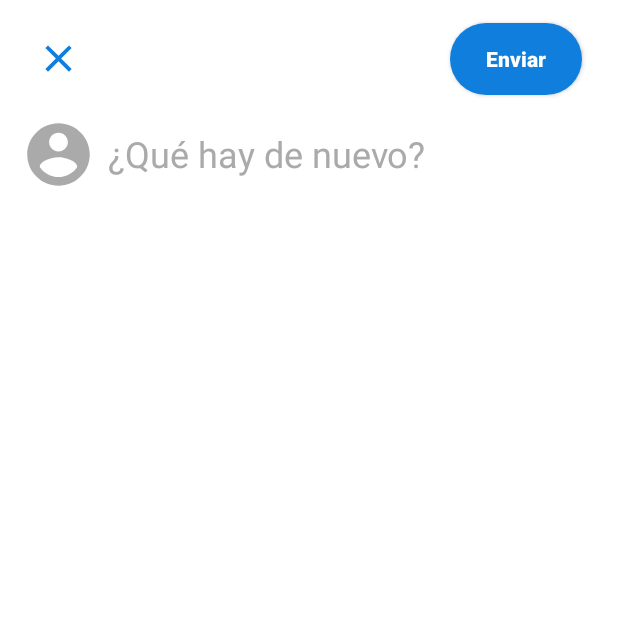
After one commit to namelessbliss/MiniTwitter, an Android app: the fragment NuevoTweetDialogFragment placed in its activity, on a phone screen of 412 x 824 dp, the top half of it. The commit adds this screen. Run offline under Robolectric (Android 15) with nearby library versions, the phone set to English and light mode, and no system bars; network calls fail; pictures from the network do not load; 1 statement that could not run was skipped.

Commit message:
Diseñando e implementando DialogFragmen para nuevo Tweet

```diff
--- a/app/src/main/java/com/app/nb/minitwitter/ui/DashboardActivity.java
+++ b/app/src/main/java/com/app/nb/minitwitter/ui/DashboardActivity.java
@@ -2,14 +2,18 @@ package com.app.nb.minitwitter.ui;
 
 import android.os.Bundle;
 import android.view.MenuItem;
+import android.view.View;
 
 import androidx.annotation.NonNull;
 import androidx.appcompat.app.AppCompatActivity;
 
 import com.app.nb.minitwitter.R;
 import com.google.android.material.bottomnavigation.BottomNavigationView;
+import com.google.android.material.floatingactionbutton.FloatingActionButton;
 
 public class DashboardActivity extends AppCompatActivity {
+
+    private FloatingActionButton fab;
 
     private BottomNavigationView.OnNavigationItemSelectedListener mOnNavigationItemSelectedListener
             = new BottomNavigationView.OnNavigationItemSelectedListener() {
@@ -35,6 +39,16 @@ public class DashboardActivity extends AppCompatActivity {
         BottomNavigationView navView = findViewById(R.id.nav_view);
         navView.setOnNavigationItemSelectedListener(mOnNavigationItemSelectedListener);
 
+        fab = findViewById(R.id.fab);
+
+        fab.setOnClickListener(new View.OnClickListener() {
+            @Override
+            public void onClick(View view) {
+                NuevoTweetDialogFragment dialogFragment = new NuevoTweetDialogFragment();
+                dialogFragment.show(getSupportFragmentManager(), "NuevoTweetDialogFragment");
+            }
+        });
+
         getSupportActionBar().hide();
 
         getSupportFragmentManager().beginTransaction().add(R.id.fragmentContainer, new TweetListFragment()).commit();
--- /dev/null
+++ b/app/src/main/java/com/app/nb/minitwitter/ui/NuevoTweetDialogFragment.java
@@ -0,0 +1,33 @@
+package com.app.nb.minitwitter.ui;
+
+import android.os.Bundle;
+import android.view.LayoutInflater;
+import android.view.View;
+import android.view.ViewGroup;
+
+import androidx.annotation.NonNull;
+import androidx.annotation.Nullable;
+import androidx.fragment.app.DialogFragment;
+
+import com.app.nb.minitwitter.R;
+
+public class NuevoTweetDialogFragment extends DialogFragment {
+
+    @Override
+    public void onCreate(@Nullable Bundle savedInstanceState) {
+        super.onCreate(savedInstanceState);
+
+        //Aplica estilo para dialogo de pantalla completa
+        setStyle(DialogFragment.STYLE_NORMAL, R.style.FullScreenDialogStyle);
+    }
+
+    @Nullable
+    @Override
+    public View onCreateView(@NonNull LayoutInflater inflater, @Nullable ViewGroup container, @Nullable Bundle savedInstanceState) {
+        super.onCreateView(inflater, container, savedInstanceState);
+
+        View view = inflater.inflate(R.layout.nevo_tweet_dialog, container, false);
+
+        return view;
+    }
+}
--- /dev/null
+++ b/app/src/main/res/drawable/bg_btn_nuevo_tweet.xml
@@ -0,0 +1,12 @@
+<?xml version="1.0" encoding="utf-8"?>
+<shape xmlns:android="http://schemas.android.com/apk/res/android" android:shape="rectangle">
+    <corners
+        android:topLeftRadius="100dp"
+        android:topRightRadius="100dp"
+        android:bottomRightRadius="100dp"
+        android:bottomLeftRadius="100dp">
+    </corners>
+    <solid
+        android:color="@color/colorAzul">
+    </solid>
+</shape>
--- /dev/null
+++ b/app/src/main/res/drawable/ic_close_blue_24dp.xml
@@ -0,0 +1,9 @@
+<vector xmlns:android="http://schemas.android.com/apk/res/android"
+        android:width="24dp"
+        android:height="24dp"
+        android:viewportWidth="24.0"
+        android:viewportHeight="24.0">
+    <path
+        android:fillColor="#0F7EDD"
+        android:pathData="M19,6.41L17.59,5 12,10.59 6.41,5 5,6.41 10.59,12 5,17.59 6.41,19 12,13.41 17.59,19 19,17.59 13.41,12z"/>
+</vector>
--- /dev/null
+++ b/app/src/main/res/layout/nevo_tweet_dialog.xml
@@ -0,0 +1,62 @@
+<?xml version="1.0" encoding="utf-8"?>
+<androidx.constraintlayout.widget.ConstraintLayout
+    xmlns:android="http://schemas.android.com/apk/res/android"
+    xmlns:app="http://schemas.android.com/apk/res-auto"
+    xmlns:tools="http://schemas.android.com/tools"
+    android:layout_width="match_parent"
+    android:layout_height="match_parent">
+
+    <ImageView
+        android:id="@+id/imageViewClose"
+        android:layout_width="30dp"
+        android:layout_height="30dp"
+        android:layout_marginStart="24dp"
+        android:layout_marginTop="24dp"
+        app:layout_constraintStart_toStartOf="parent"
+        app:layout_constraintTop_toTopOf="parent"
+        app:srcCompat="@drawable/ic_close_blue_24dp" />
+
+    <Button
+        android:id="@+id/buttonEnviar"
+        android:layout_width="wrap_content"
+        android:layout_height="wrap_content"
+        android:layout_marginEnd="24dp"
+        android:background="@drawable/bg_btn_nuevo_tweet"
+        android:text="Enviar"
+        android:textAllCaps="false"
+        android:textColor="@android:color/white"
+        android:textStyle="bold"
+        app:layout_constraintBottom_toBottomOf="@+id/imageViewClose"
+        app:layout_constraintEnd_toEndOf="parent"
+        app:layout_constraintTop_toTopOf="@+id/imageViewClose" />
+
+    <ImageView
+        android:id="@+id/imageViewAvatar"
+        android:layout_width="50dp"
+        android:layout_height="50dp"
+        android:layout_marginTop="24dp"
+        app:layout_constraintEnd_toEndOf="@+id/imageViewClose"
+        app:layout_constraintStart_toStartOf="@+id/imageViewClose"
+        app:layout_constraintTop_toBottomOf="@+id/imageViewClose"
+        app:srcCompat="@drawable/ic_account_circle_grey_24dp" />
+
+    <EditText
+        android:id="@+id/editTextMensaje"
+        android:layout_width="0dp"
+        android:layout_height="wrap_content"
+        android:layout_marginStart="8dp"
+        android:layout_marginTop="8dp"
+        android:layout_marginEnd="8dp"
+        android:background="@android:color/white"
+        android:ems="10"
+        android:gravity="start|top"
+        android:hint="@string/hint_mensaje_nuevo_tweet"
+        android:inputType="textMultiLine"
+        android:textColor="@android:color/black"
+        android:textColorHighlight="@color/colorPrimary"
+        android:textColorHint="@android:color/darker_gray"
+        android:textSize="24sp"
+        app:layout_constraintEnd_toEndOf="parent"
+        app:layout_constraintStart_toEndOf="@+id/imageViewAvatar"
+        app:layout_constraintTop_toTopOf="@+id/imageViewAvatar" />
+</androidx.constraintlayout.widget.ConstraintLayout>
--- a/app/src/main/res/values-v23/styles.xml
+++ b/app/src/main/res/values-v23/styles.xml
@@ -8,4 +8,16 @@
         <item name="colorAccent">@color/colorAccent</item>
         <item name="android:windowLightStatusBar">true</item>
     </style>
+
+    <style name="FullScreenDialogStyle" parent="Theme.AppCompat.Dialog">
+        <item name="colorPrimary">@color/colorPrimary</item>
+        <item name="colorPrimaryDark">@color/colorPrimaryDark</item>
+        <item name="colorAccent">@color/colorPrimary</item>
+
+        <!-- Estilos para pantalla completa-->
+        <item name="android:windowNoTitle">true</item>
+        <item name="android:windowFullscreen">false</item>
+        <item name="android:windowIsFloating">false</item>
+        <item name="android:windowBackground">@android:color/white</item>
+    </style>
 </resources>
--- a/app/src/main/res/values/strings.xml
+++ b/app/src/main/res/values/strings.xml
@@ -12,4 +12,5 @@
     <string name="title_dashboard">Dashboard</string>
     <string name="title_notifications">Notifications</string>
     <string name="title_activity_prueba">PruebaActivity</string>
+    <string name="hint_mensaje_nuevo_tweet">¿Qué hay de nuevo?</string>
 </resources>
--- a/app/src/main/res/values/styles.xml
+++ b/app/src/main/res/values/styles.xml
@@ -18,4 +18,16 @@
 
     <style name="AppTheme.PopupOverlay" parent="ThemeOverlay.AppCompat.Light" />
 
+    <style name="FullScreenDialogStyle" parent="Theme.AppCompat.Dialog">
+        <item name="colorPrimary">@color/colorPrimary</item>
+        <item name="colorPrimaryDark">@color/colorPrimaryDark</item>
+        <item name="colorAccent">@color/colorPrimary</item>
+
+        <!-- Estilos para pantalla completa-->
+        <item name="android:windowNoTitle">true</item>
+        <item name="android:windowFullscreen">false</item>
+        <item name="android:windowIsFloating">false</item>
+        <item name="android:windowBackground">@android:color/white</item>
+    </style>
+
 </resources>
```
Also changed, not shown: 1 other file.
